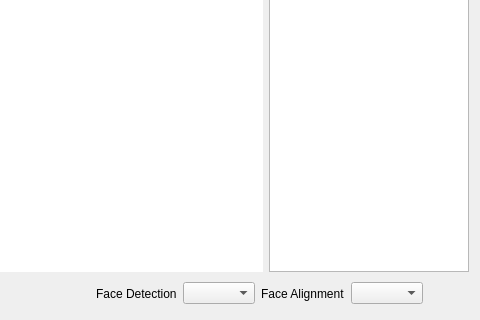
Old version of the form src/gui/mainwindow.ui in the repository vietanhdev/facecam; both pictures show x 501 to 981 and y 263 to 583 of the 981 by 583 pixel window.
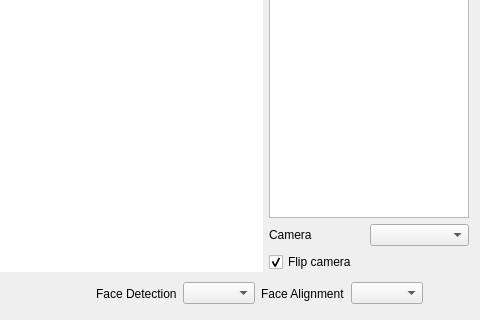
New version of the form. Icons and pictures are not drawn.

Commit message: Allow to select flip camera or not

What changed in the file:
```diff
--- a/src/gui/mainwindow.ui
+++ b/src/gui/mainwindow.ui
@@ -216,7 +216,7 @@
         <item>
          <widget class="QListWidget" name="effectList">
           <property name="sizePolicy">
-           <sizepolicy hsizetype="Minimum" vsizetype="Minimum">
+           <sizepolicy hsizetype="Fixed" vsizetype="Expanding">
             <horstretch>0</horstretch>
             <verstretch>0</verstretch>
            </sizepolicy>
@@ -256,6 +256,33 @@
           </property>
          </widget>
         </item>
+        <item>
+         <layout class="QHBoxLayout" name="horizontalLayout_3">
+          <property name="spacing">
+           <number>1</number>
+          </property>
+          <item>
+           <widget class="QLabel" name="label_4">
+            <property name="text">
+             <string>Camera</string>
+            </property>
+           </widget>
+          </item>
+          <item>
+           <widget class="QComboBox" name="cameraSelector"/>
+          </item>
+         </layout>
+        </item>
+        <item>
+         <widget class="QCheckBox" name="flipCameraCheckBox">
+          <property name="text">
+           <string>Flip camera</string>
+          </property>
+          <property name="checked">
+           <bool>true</bool>
+          </property>
+         </widget>
+        </item>
        </layout>
       </item>
      </layout>
```
The commit also changes 1 other file.
